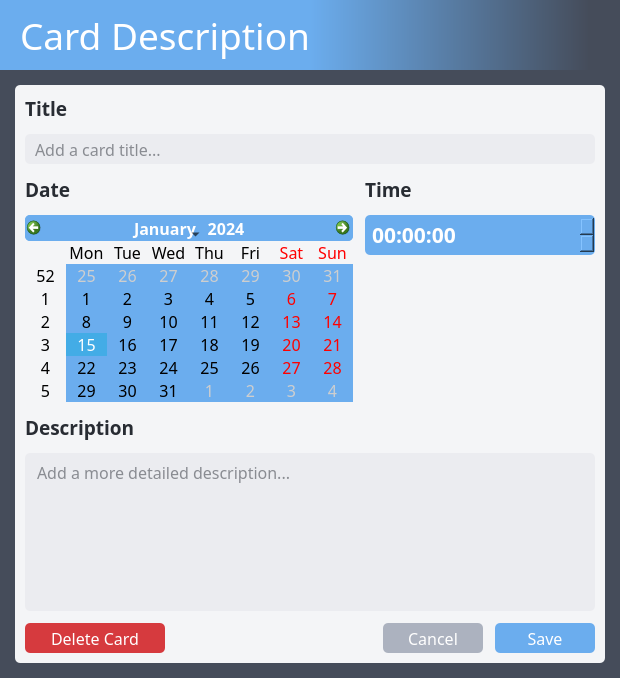
Qt form src/ui/card_description.ui (dulapahv/Kanbaru) before a commit.
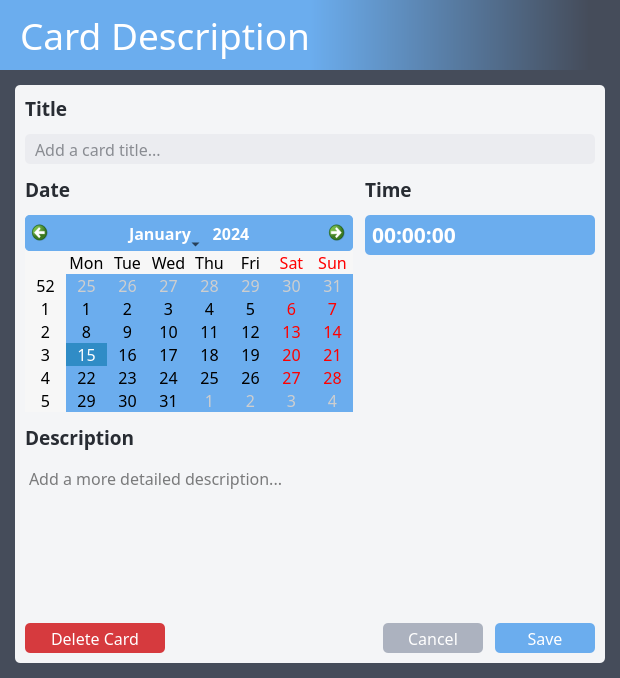
The same form after that commit. Icons and pictures are not drawn.

Patch:
```diff
--- a/src/ui/card_description.ui
+++ b/src/ui/card_description.ui
@@ -218,11 +218,6 @@
 	background-color: #6badee;
 }
 
-QWidget#qt_calendar_calendarview {
-	selection-background-color: #43ace6;
-	alternate-background-color: #f4f5f7;
-}
-
 QCalendarWidget QAbstractItemView:!enabled {
 	color: #cecece
 }
@@ -230,6 +225,71 @@
 QCalendarWidget QAbstractItemView:enabled {
 	color: #000000
 }
+
+QCalendarWidget QToolButton {
+	padding: 5px;
+}
+
+QCalendarWidget QMenu {
+	background-color: #f5f5f5;
+	border: none;
+	padding: 2px;
+	margin: 0px;
+	font-size: 14px;
+}
+
+QCalendarWidget QMenu::item {
+	padding: 5px;
+}
+
+QCalendarWidget QMenu::item:selected {
+	background-color: #007bff;
+	color: #ffffff;
+}
+
+QCalendarWidget QToolButton {
+	icon-size: 18px;
+}
+
+QCalendarWidget QToolButton#qt_calendar_prevmonth {
+	qproperty-icon: url(:/img/resources/img/left-arrow.png);
+}
+
+QCalendarWidget QToolButton#qt_calendar_nextmonth {
+	qproperty-icon: url(:/img/resources/img/right-arrow.png);
+}
+
+QCalendarWidget QToolButton:pressed {
+	background-color: #007bff;
+}
+
+QCalendarWidget QSpinBox {
+	border: none;
+	color: #000000;
+}
+
+QCalendarWidget QSpinBox::up-button,
+QCalendarWidget QSpinBox::down-button {
+	border-radius: 5px;
+}
+
+QCalendarWidget QSpinBox::up-arrow {
+	image: url(:/img/resources/img/up-arrow.png);
+	width: 10px;
+	height: 10px
+}
+
+QCalendarWidget QSpinBox::down-arrow {
+	image: url(:/img/resources/img/down-arrow.png);
+	width: 10px;
+	height: 10px
+}
+
+QCalendarWidget QSpinBox::up-arrow:pressed,
+QCalendarWidget QSpinBox::down-arrow:pressed {
+	width: 7px;
+	height: 7px;
+}
 </string>
                 </property>
                 <property name="gridVisible">
@@ -284,14 +344,37 @@
 	background-color: #6badee;
 	color: #ffffff;
 	border-radius: 5px;
-	padding: 0 5px 0 5px;
+	padding: 0 5px 0 5px
 }
 
 QTimeEdit:focus {
 	border-color: #000000;
 	border-width: 1.5px;
 	border-style: solid;
-	padding: 0 3px 0 3px;
+	padding: 0 3px 0 3px
+}
+
+QTimeEdit::up-button,
+QTimeEdit::down-button {
+	border-radius: 5px;
+}
+
+QTimeEdit::up-arrow {
+	image: url(:/img/resources/img/up-arrow.png);
+	width: 15px;
+	height: 15px
+}
+
+QTimeEdit::down-arrow {
+	image: url(:/img/resources/img/down-arrow.png);
+	width: 15px;
+	height: 15px
+}
+
+QTimeEdit::up-arrow:pressed,
+QTimeEdit::down-arrow:pressed {
+	width: 12px;
+	height: 12px;
 }
 </string>
                 </property>
@@ -379,7 +462,23 @@
 	margin: 0 0 0 0;
 	background-color: #acb2bf
 }
-</string>
+
+QTextEdit QMenu {
+	background-color: #f5f5f5;
+	border: none;
+	padding: 5px;
+	margin: 0px;
+	font-size: 14px;
+}
+
+QTextEdit QMenu::item {
+	padding: 5px;
+}
+
+QTextEdit QMenu::item:selected {
+	background-color: {modify_hex_color(self.color)};
+	color: #ffffff;
+}</string>
             </property>
             <property name="frameShape">
              <enum>QFrame::NoFrame</enum>
```
Left out of the diff: 5 changed lines with no effect on the pictures.
